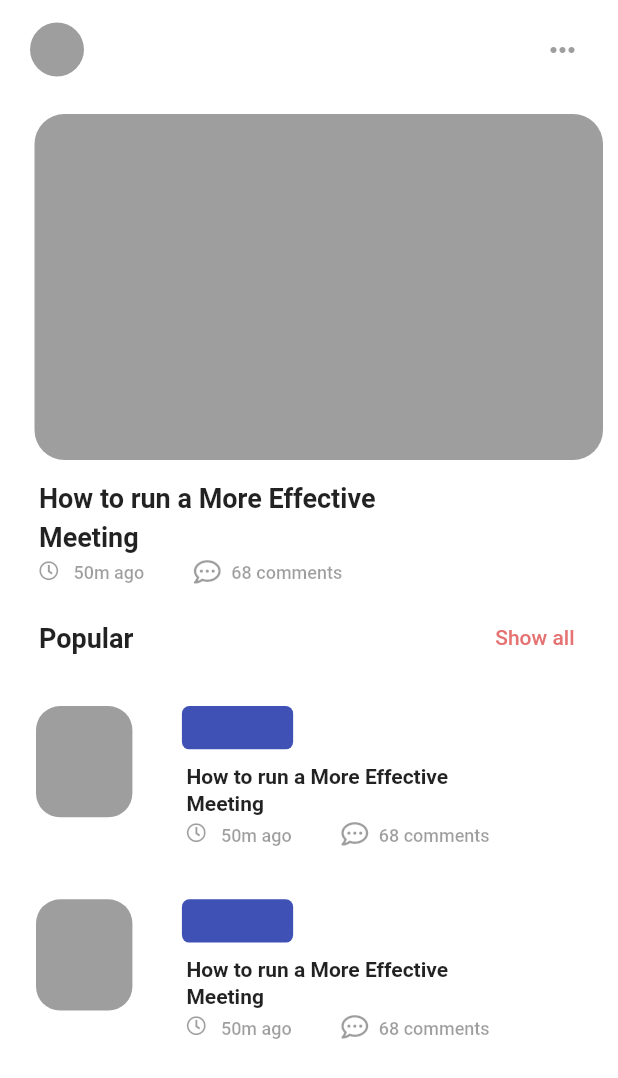
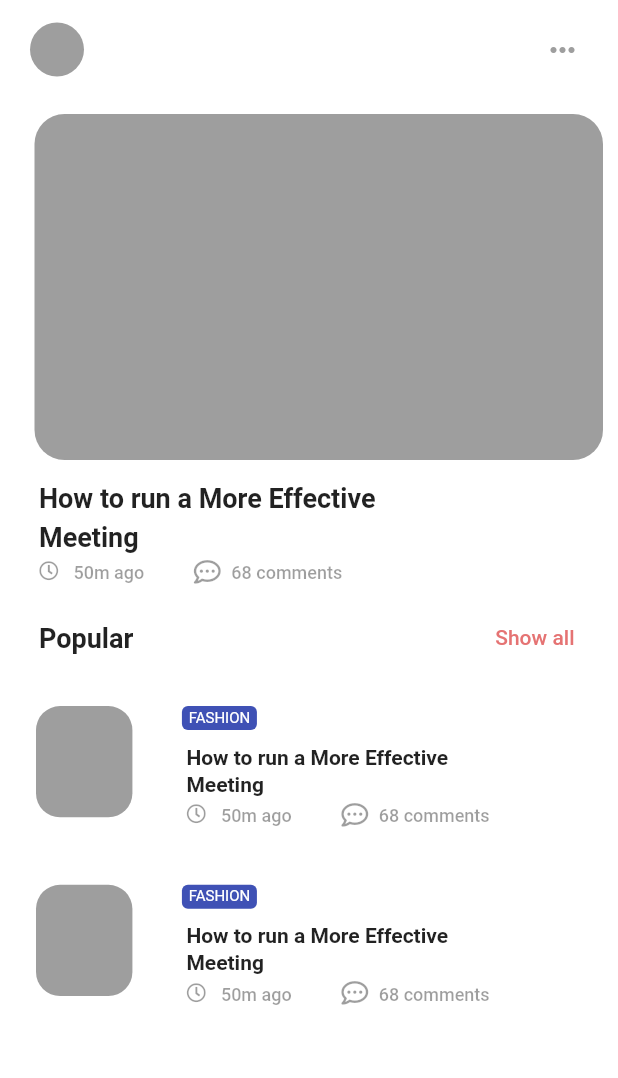
Before and after one commit to jaeveloper/intern_blog, a Flutter app: the MyHomePage screen opened directly, on a phone screen of 412 x 824 dp. Shown: the top 1078 px of the screen. Run offline on Flutter 3.47's test engine with Material 2 defaults, Android fonts, the phone set to English and light mode, and no system bars; our stand-ins replace flutter_icons, font_awesome_flutter.

```diff
--- a/lib/components/blog_tile.dart
+++ b/lib/components/blog_tile.dart
@@ -41,11 +41,18 @@ class BlogTile extends StatelessWidget {
               padding: const EdgeInsets.only(
                   top: 35, bottom: 0, left: 23, right: 10),
               child: Container(
-                height: MediaQuery.of(context).size.height * .035,
-                width: MediaQuery.of(context).size.width * .18,
+                alignment: Alignment.center,
                 decoration: BoxDecoration(
                     color: Colors.indigo,
-                    borderRadius: BorderRadius.circular(5)),
+                    borderRadius: BorderRadius.circular(4)),
+                child: Padding(
+                  padding:
+                      const EdgeInsets.symmetric(horizontal: 4.5, vertical: 2),
+                  child: Text(
+                    'FASHION',
+                    style: TextStyle(color: Colors.white, fontSize: 10),
+                  ),
+                ),
               ),
             ),
             Padding(
--- a/lib/main.dart
+++ b/lib/main.dart
@@ -1,5 +1,6 @@
 import 'package:flutter/material.dart';
 import 'package:intern_blog/screens/Home.dart';
+import 'package:intern_blog/screens/login_screen.dart';
 
 void main() {
   runApp(MyApp());
@@ -11,7 +12,7 @@ class MyApp extends StatelessWidget {
     return MaterialApp(
       title: 'Flutter Demo',
       debugShowCheckedModeBanner: false,
-      home: Home(),
+      home: LoginScreen(),
     );
   }
 }
```
Also changed, not shown: lib/screens/login_screen.dart (+23 -10 lines), lib/screens/signup_screen.dart (+0 -19 lines), pubspec.yaml (+9 -14 lines), assets/fonts/Billabong.ttf (added), assets/fonts/Oswald-Regular.ttf (added).
